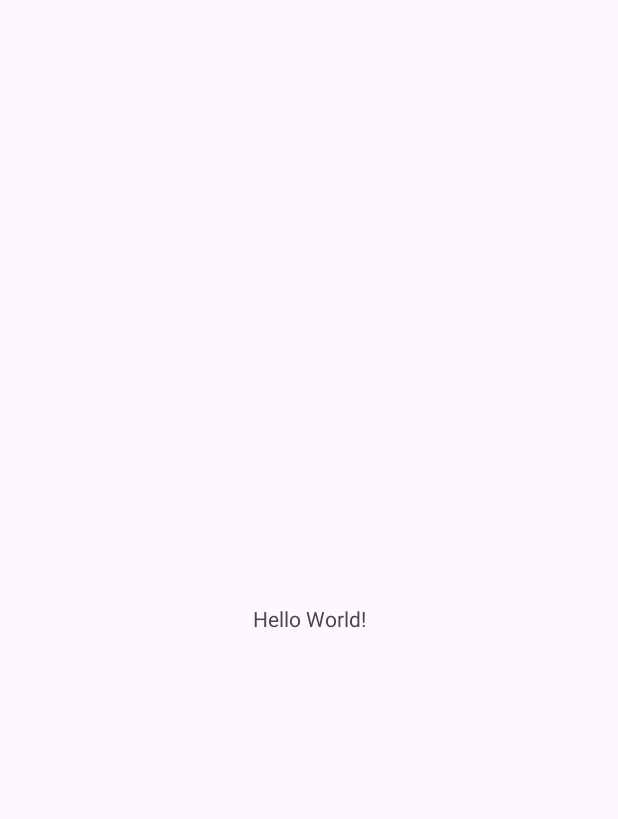
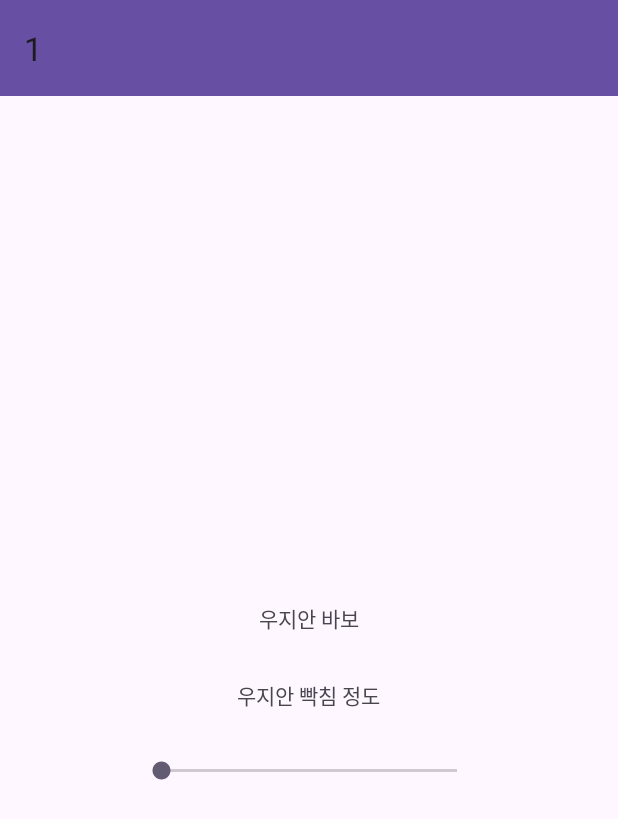
Before and after one commit to Seungminnni/YU_mobile_kotlin, an Android app: the screen it shows after launch (MainActivity), on a phone screen of 412 x 824 dp. Before the commit the part shown is almost empty. Shown: the top 819 px of the screen. Run offline under Robolectric (Android 15) with nearby library versions, the phone set to English and light mode, and no system bars.

Commit message:
시험버전 커밋

```diff
--- a/app/src/main/java/com/example/a1/MainActivity.kt
+++ b/app/src/main/java/com/example/a1/MainActivity.kt
@@ -5,12 +5,18 @@ import androidx.activity.enableEdgeToEdge
 import androidx.appcompat.app.AppCompatActivity
 import androidx.core.view.ViewCompat
 import androidx.core.view.WindowInsetsCompat
+import androidx.appcompat.widget.Toolbar
+
 
 class MainActivity : AppCompatActivity() {
     override fun onCreate(savedInstanceState: Bundle?) {
         super.onCreate(savedInstanceState)
         enableEdgeToEdge()
         setContentView(R.layout.activity_main)
+
+        val toolbar: Toolbar = findViewById(R.id.toolbar)
+        setSupportActionBar(toolbar)
+
         ViewCompat.setOnApplyWindowInsetsListener(findViewById(R.id.main)) { v, insets ->
             val systemBars = insets.getInsets(WindowInsetsCompat.Type.systemBars())
             v.setPadding(systemBars.left, systemBars.top, systemBars.right, systemBars.bottom)
--- a/app/src/main/res/layout/activity_main.xml
+++ b/app/src/main/res/layout/activity_main.xml
@@ -8,12 +8,50 @@
     tools:context=".MainActivity">
 
     <TextView
+        android:id="@+id/textView2"
         android:layout_width="wrap_content"
         android:layout_height="wrap_content"
-        android:text="Hello World!"
+        android:text="우지안 바보"
         app:layout_constraintBottom_toBottomOf="parent"
         app:layout_constraintEnd_toEndOf="parent"
         app:layout_constraintStart_toStartOf="parent"
         app:layout_constraintTop_toTopOf="parent" />
 
+    <TextView
+        android:id="@+id/textView"
+        android:layout_width="wrap_content"
+        android:layout_height="wrap_content"
+        android:text="우지안 빡침 정도"
+        app:layout_constraintBottom_toBottomOf="parent"
+        app:layout_constraintEnd_toEndOf="parent"
+        app:layout_constraintHorizontal_bias="0.498"
+        app:layout_constraintStart_toStartOf="parent"
+        app:layout_constraintTop_toTopOf="parent"
+        app:layout_constraintVertical_bias="0.564" />
+
+    <SeekBar
+        android:id="@+id/seekBar"
+        android:layout_width="229dp"
+        android:layout_height="87dp"
+        android:layout_marginStart="91dp"
+        android:layout_marginTop="25dp"
+        android:layout_marginEnd="91dp"
+        android:layout_marginBottom="243dp"
+        app:layout_constraintBottom_toBottomOf="parent"
+        app:layout_constraintEnd_toEndOf="parent"
+        app:layout_constraintStart_toStartOf="parent"
+        app:layout_constraintTop_toBottomOf="@+id/textView2" />
+
+    <androidx.appcompat.widget.Toolbar
+        android:id="@+id/toolbar"
+        android:layout_width="match_parent"
+        android:layout_height="?attr/actionBarSize"
+        android:background="?attr/colorPrimary"
+        android:elevation="4dp"
+        android:theme="@style/ThemeOverlay.AppCompat.ActionBar"
+        app:popupTheme="@style/ThemeOverlay.AppCompat.Light"
+        app:layout_constraintTop_toTopOf="parent"
+        app:layout_constraintStart_toStartOf="parent"
+        app:layout_constraintEnd_toEndOf="parent" />
+
 </androidx.constraintlayout.widget.ConstraintLayout>
```
